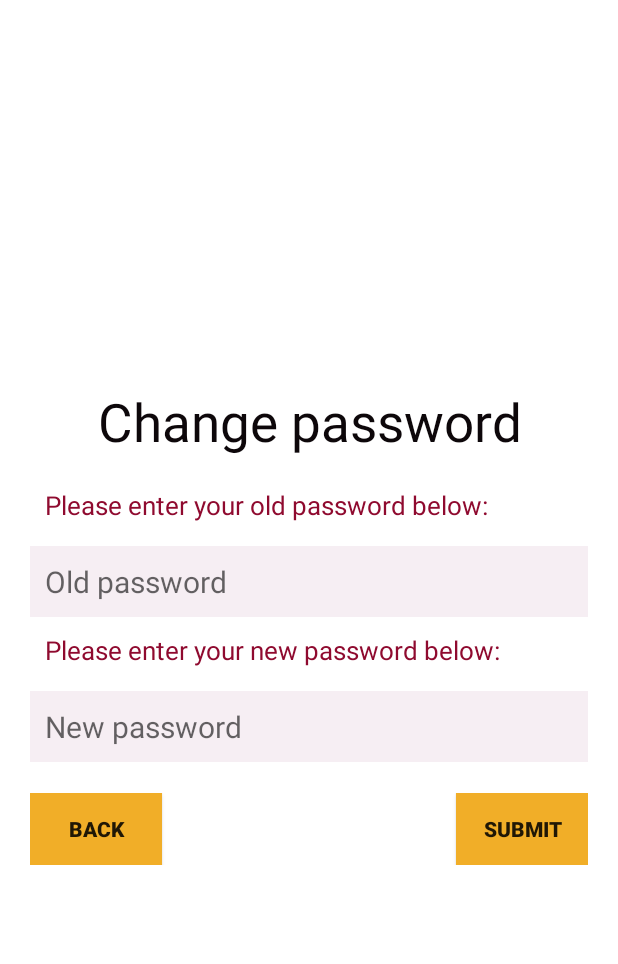
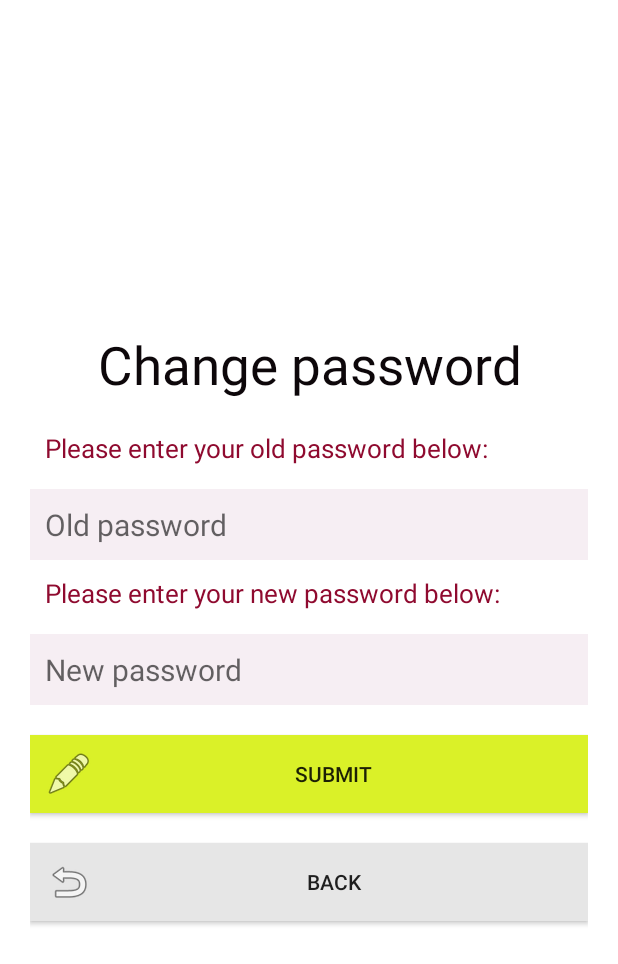
Before and after one commit to Kraudia/android-kotlin, an Android app: the layout change_password.xml on its own in the app's theme, with its tools: preview values and no code run, on a phone screen of 412 x 824 dp. Shown: the top 964 px of the screen. Run offline under Robolectric (Android 15) with nearby library versions, the phone set to English and light mode, and no system bars.

Commit message:
message view layout

```diff
--- a/app/src/main/res/layout/change_password.xml
+++ b/app/src/main/res/layout/change_password.xml
@@ -67,38 +67,27 @@
             android:padding="10dp"
             android:textSize="20sp" />
 
-        <View
-            android:layout_width="fill_parent"
-            android:layout_height="1px" />
-
-        <RelativeLayout
+        <Button
+            android:text="@string/submit"
             android:layout_width="fill_parent"
             android:layout_height="wrap_content"
-            android:layout_marginTop="20dp" >
+            android:id="@+id/button_submit"
+            android:background="@color/colorButton"
+            android:padding="10dp"
+            android:layout_marginTop="20dp"
+            android:layout_alignParentRight="true"
+            android:drawableLeft="@android:drawable/ic_menu_edit"
+            tools:ignore="ObsoleteLayoutParam,RtlHardcoded" />
 
         <Button
             android:text="@string/back"
-                android:layout_width="wrap_content"
+            android:layout_width="fill_parent"
             android:layout_height="wrap_content"
-                android:layout_alignParentLeft="true"
             android:id="@+id/button_back"
-                android:textStyle="bold"
-                android:background="@color/colorButton"
+            android:background="@color/colorSecondary"
             android:padding="10dp"
+            android:layout_marginTop="20dp"
+            android:drawableLeft="@android:drawable/ic_menu_revert"
             tools:ignore="RtlHardcoded" />
-
-            <Button
-                android:text="@string/submit"
-                android:layout_width="wrap_content"
-                android:layout_height="wrap_content"
-                android:layout_alignParentRight="true"
-                android:id="@+id/button_submit"
-                android:textStyle="bold"
-                android:background="@color/colorButton"
-                android:padding="10dp"
-                tools:ignore="RelativeOverlap,RtlHardcoded" />
-
-        </RelativeLayout>
-
     </LinearLayout>
 </ScrollView>
--- a/app/src/main/res/values/colors.xml
+++ b/app/src/main/res/values/colors.xml
@@ -2,8 +2,9 @@
 <resources>
     <color name="colorPrimary">#D22351</color>
     <color name="colorPrimaryDark">#8F0A2F</color>
+    <color name="colorSecondary">#e6e6e6</color>
     <color name="colorAccent">#FF4081</color>
-    <color name="colorButton">#F1AE28</color>
+    <color name="colorButton">#daf128</color>
     <color name="colorBackground">#ffffff</color>
 
     <color name="black">#0D070A</color>
--- a/app/src/main/res/values/strings.xml
+++ b/app/src/main/res/values/strings.xml
@@ -3,13 +3,17 @@
     <string name="back">Back</string>
     <string name="hello_world">Hello world!</string>
     <string name="password">Password</string>
-    <string name="password_label">Please enter your password to see top secret message:</string>
+    <string name="password_label">Please enter your password to message:</string>
     <string name="old_password">Old password</string>
     <string name="old_password_label">Please enter your old password below:</string>
     <string name="new_password">New password</string>
     <string name="new_password_label">Please enter your new password below:</string>
     <string name="change_password">Change password</string>
     <string name="change_password_label">You can also change your password:</string>
+
+    <string name="message">Message</string>
+    <string name="change_message">Change message</string>
+    <string name="no_message">No message.</string>
     <string name="see">See message</string>
     <string name="submit">Submit</string>
 </resources>
```
Also changed, not shown: app/src/main/res/layout/activity_main.xml (+23 -11 lines), app/src/main/res/layout/message_view.xml (added, +63 -0 lines). Lines whose indentation alone changed are shown as unchanged.
